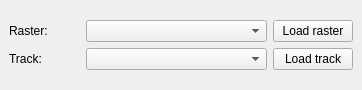
First picture: the form in ground_radiation_monitoring_dockwidget_base.ui, repository ctu-geoforall-lab-projects/bp-kala-2017, before the edit.
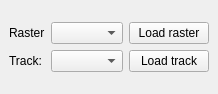
Second picture: the form after the edit. Custom widgets are drawn as their Qt base class.

Commit message: QgsComboBoxes replaced by QgsMapLayerComboBoxes. (see #1)

What changed in the file:
```diff
--- a/ground_radiation_monitoring_dockwidget_base.ui
+++ b/ground_radiation_monitoring_dockwidget_base.ui
@@ -6,8 +6,8 @@
    <rect>
     <x>0</x>
     <y>0</y>
-    <width>362</width>
-    <height>90</height>
+    <width>212</width>
+    <height>94</height>
    </rect>
   </property>
   <property name="windowTitle">
@@ -17,59 +17,64 @@
    <layout class="QGridLayout" name="gridLayout_2">
     <item row="0" column="0">
      <layout class="QGridLayout" name="gridLayout">
-      <item row="1" column="0">
+      <item row="0" column="0">
+       <widget class="QLabel" name="raster_label">
+        <property name="maximumSize">
+         <size>
+          <width>36</width>
+          <height>23</height>
+         </size>
+        </property>
+        <property name="text">
+         <string>Raster:</string>
+        </property>
+       </widget>
+      </item>
+      <item row="2" column="0">
        <widget class="QLabel" name="track_label">
+        <property name="maximumSize">
+         <size>
+          <width>36</width>
+          <height>23</height>
+         </size>
+        </property>
         <property name="text">
          <string>Track:</string>
         </property>
        </widget>
       </item>
-      <item row="0" column="2">
+      <item row="0" column="4">
        <widget class="QPushButton" name="load_raster">
         <property name="text">
          <string>Load raster</string>
         </property>
        </widget>
       </item>
-      <item row="0" column="1">
-       <widget class="QComboBox" name="raster_box">
-        <property name="minimumSize">
-         <size>
-          <width>181</width>
-          <height>22</height>
-         </size>
-        </property>
-       </widget>
-      </item>
-      <item row="1" column="1">
-       <widget class="QComboBox" name="track_box">
-        <property name="minimumSize">
-         <size>
-          <width>181</width>
-          <height>22</height>
-         </size>
-        </property>
-       </widget>
-      </item>
-      <item row="1" column="2">
+      <item row="2" column="4">
        <widget class="QPushButton" name="load_track">
         <property name="text">
          <string>Load track</string>
         </property>
        </widget>
       </item>
-      <item row="0" column="0">
-       <widget class="QLabel" name="raster_label">
-        <property name="text">
-         <string>Raster:</string>
-        </property>
-       </widget>
+      <item row="0" column="1">
+       <widget class="QgsMapLayerComboBox" name="raster_box"/>
+      </item>
+      <item row="2" column="1">
+       <widget class="QgsMapLayerComboBox" name="track_box"/>
       </item>
      </layout>
     </item>
    </layout>
   </widget>
  </widget>
+ <customwidgets>
+  <customwidget>
+   <class>QgsMapLayerComboBox</class>
+   <extends>QComboBox</extends>
+   <header>qgis.gui</header>
+  </customwidget>
+ </customwidgets>
  <resources/>
  <connections/>
 </ui>
```
The commit also changes 1 other file.
